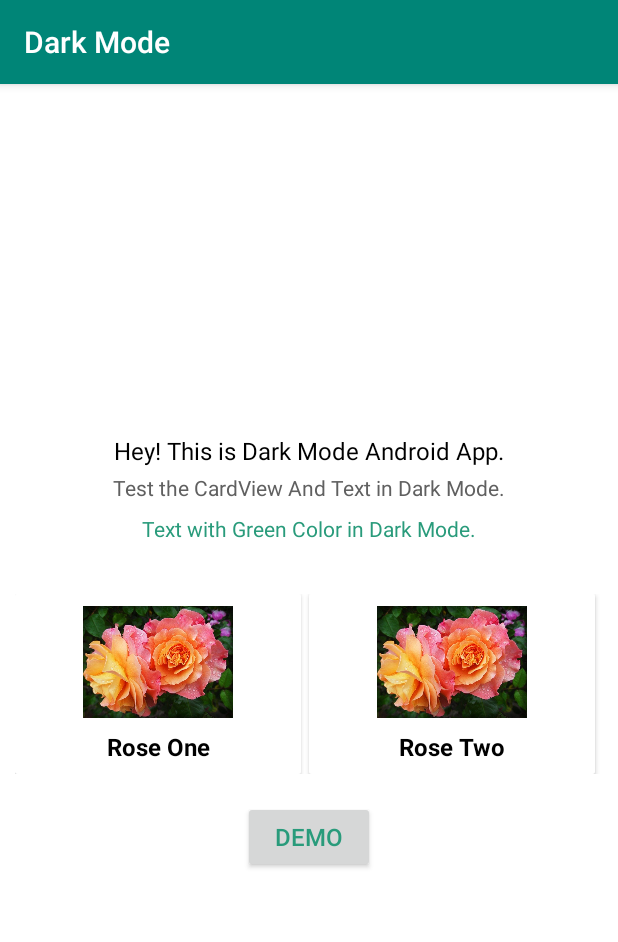
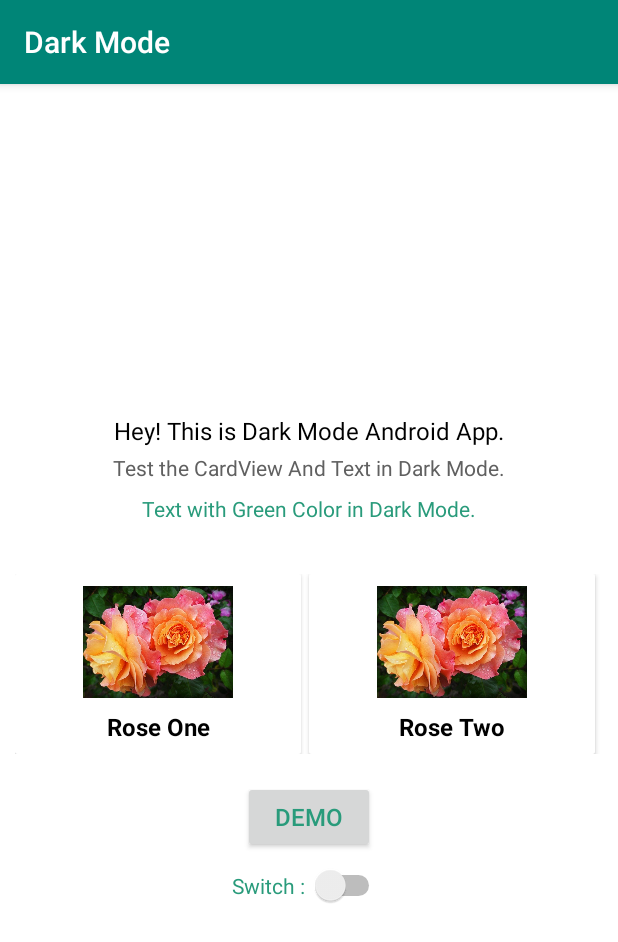
Before and after one commit to Dinesh2510/Dark-Mode-in-Android-App, an Android app: the screen it shows after launch (MainActivity), on a phone screen of 412 x 824 dp. Shown: the top 942 px of the screen. Run offline under Robolectric (Android 15) with nearby library versions, the phone set to English and light mode, and no system bars.

```diff
--- a/app/src/main/java/com/demo/darkmode/MainActivity.java
+++ b/app/src/main/java/com/demo/darkmode/MainActivity.java
@@ -1,52 +1,78 @@
 package com.demo.darkmode;
 
+import androidx.annotation.StyleRes;
 import androidx.appcompat.app.AppCompatActivity;
 import androidx.appcompat.app.AppCompatDelegate;
+import androidx.appcompat.widget.Toolbar;
 
+import android.content.Context;
+import android.content.SharedPreferences;
 import android.os.Bundle;
 
+import android.widget.CompoundButton;
+import android.widget.Switch;
 
-import android.content.Intent;
-
-import android.view.View;
-import android.widget.Button;
-
-import com.shashank.sony.fancytoastlib.FancyToast;
 
 public class MainActivity extends AppCompatActivity {
 
+    private static final String NIGHT_MODE = "night_mode";
+    private SharedPreferences mSharedPref;
+    Switch switch1;
+
     @Override
     protected void onCreate(Bundle savedInstanceState) {
-        super.onCreate(savedInstanceState);
 
-        if (AppCompatDelegate.getDefaultNightMode() == AppCompatDelegate.MODE_NIGHT_YES) {
-            setTheme(R.style.DarkTheme);
+        // init shared preferences
+        mSharedPref = getPreferences(Context.MODE_PRIVATE);
+
+        if (isNightModeEnabled()) {
+            setAppTheme(R.style.DarkTheme);
         } else {
-            setTheme(R.style.LightTheme);
+            setAppTheme(R.style.LightTheme);
         }
 
+        super.onCreate(savedInstanceState);
         setContentView(R.layout.activity_main);
 
-        Button btnChangeTheme = findViewById(R.id.ChangeTheme);
-        btnChangeTheme.setOnClickListener(new View.OnClickListener() {
+        switch1 = findViewById(R.id.switch1);
+        // Get state from preferences
+        if (isNightModeEnabled()) {
+            switch1.setChecked(true);
+        } else {
+            switch1.setChecked(false);
+        }
+        switch1.setOnCheckedChangeListener(new CompoundButton.OnCheckedChangeListener() {
             @Override
-            public void onClick(View v) {
-
-                if (AppCompatDelegate.getDefaultNightMode() == AppCompatDelegate.MODE_NIGHT_YES) {
-                    AppCompatDelegate.setDefaultNightMode(AppCompatDelegate.MODE_NIGHT_NO);
-                    FancyToast.makeText(getApplicationContext(), "Light Mode !", FancyToast.LENGTH_LONG, FancyToast.SUCCESS, true).show();
-
+            public void onCheckedChanged(CompoundButton compoundButton, boolean b) {
+                if (isNightModeEnabled()) {
+                    setIsNightModeEnabled(false);
+                    setAppTheme(R.style.LightTheme);
                 } else {
-                    AppCompatDelegate.setDefaultNightMode(AppCompatDelegate.MODE_NIGHT_YES);
-                    FancyToast.makeText(getApplicationContext(), "Dark Mode !", FancyToast.LENGTH_LONG, FancyToast.SUCCESS, true).show();
-
+                    setIsNightModeEnabled(true);
+                    setAppTheme(R.style.DarkTheme);
                 }
 
-                finish();
-                startActivity(new Intent(MainActivity.this, MainActivity.this.getClass()));
+                // Recreate activity
+                recreate();
             }
+
         });
 
+    }
 
+
+    private void setAppTheme(@StyleRes int style) {
+        setTheme(style);
     }
+
+    private boolean isNightModeEnabled() {
+        return mSharedPref.getBoolean(NIGHT_MODE, false);
+    }
+
+    private void setIsNightModeEnabled(boolean state) {
+        SharedPreferences.Editor mEditor = mSharedPref.edit();
+        mEditor.putBoolean(NIGHT_MODE, state);
+        mEditor.apply();
+    }
+
 }
--- a/app/src/main/res/layout/activity_main.xml
+++ b/app/src/main/res/layout/activity_main.xml
@@ -3,8 +3,10 @@
     xmlns:app="http://schemas.android.com/apk/res-auto"
     android:layout_width="match_parent"
     android:layout_height="match_parent"
+    xmlns:tools="http://schemas.android.com/tools"
     android:background="?attr/bgColor"
     android:gravity="center"
+    tools:context=".MainActivity"
     android:orientation="vertical">
 
     <TextView
@@ -121,15 +123,15 @@
         android:textColor="@color/green"
         android:textSize="16sp" />
 
-    <!--    <Switch-->
-<!--        android:id="@+id/switch1"-->
-<!--        android:layout_width="wrap_content"-->
-<!--        android:layout_height="wrap_content"-->
-<!--        android:checked="false"-->
-<!--        android:switchMinWidth="50dp"-->
-<!--        android:text="Switch : "-->
-<!--        android:textColor="@color/green"-->
-<!--        android:textOff="OFF"-->
-<!--        android:textOn="ON" />-->
+        <Switch
+        android:id="@+id/switch1"
+        android:layout_width="wrap_content"
+        android:layout_height="wrap_content"
+        android:checked="false"
+        android:switchMinWidth="50dp"
+        android:text="Switch : "
+        android:textColor="@color/green"
+        android:textOff="OFF"
+        android:textOn="ON" />
 
 </LinearLayout>
```
